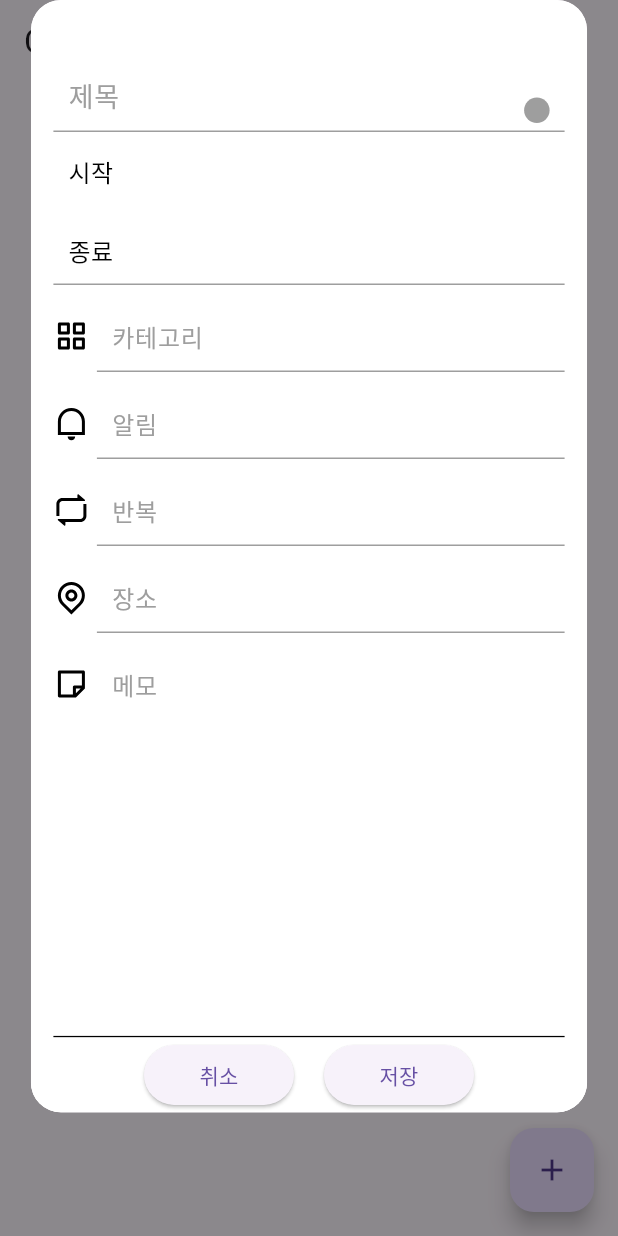
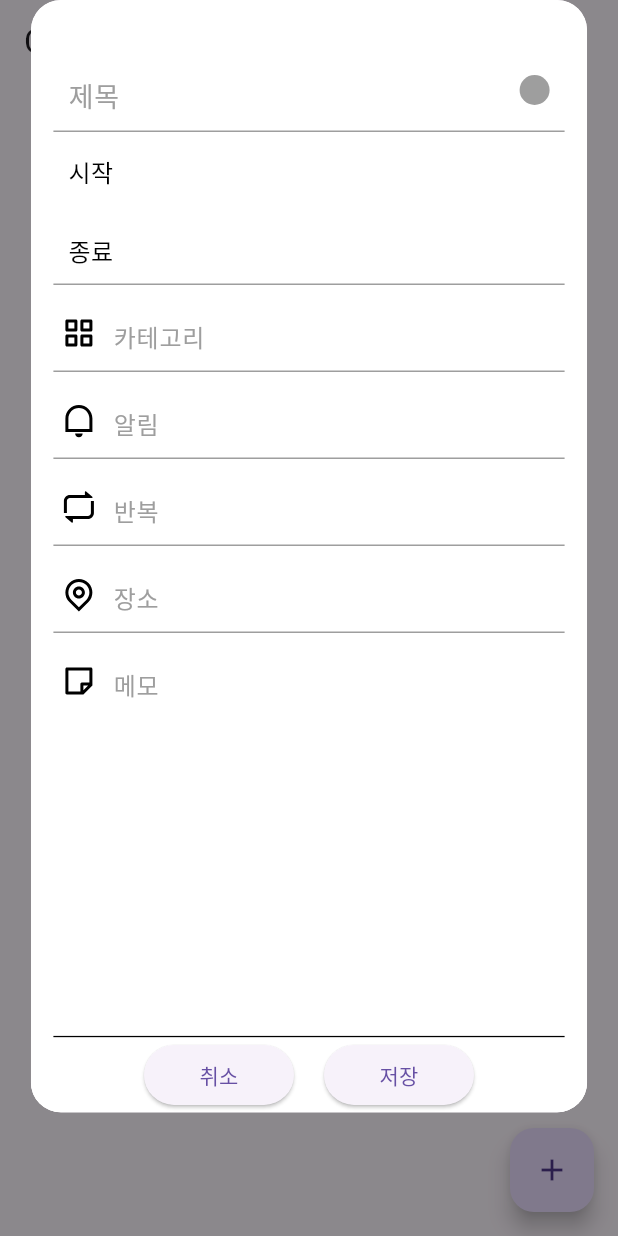
Before and after one commit to Bogamie/Group_Project, a Flutter app: the screen it shows after launch, after a tap on the "add" icon, on a phone screen of 412 x 824 dp. Run offline on Flutter 3.47's test engine with Material 3 defaults, Android fonts, the phone set to English and light mode, and no system bars; our stand-ins replace flutter_svg.

Commit message:
Feat : Implemented a color selection overlay button
Implemented only the color selection overlay button. The color selection functionality is still temporary.

```diff
--- a/lib/main.dart
+++ b/lib/main.dart
@@ -14,7 +14,14 @@ class MyApp extends StatelessWidget {
   }
 }
 
-class HomeScreen extends StatelessWidget {
+class HomeScreen extends StatefulWidget {
+  @override
+  _HomeScreenState createState() => _HomeScreenState();
+}
+
+class _HomeScreenState extends State<HomeScreen> {
+  Color _fabColor = Colors.grey;
+
   void _showOverlay(BuildContext context) {
     showGeneralDialog(
       context: context,
@@ -22,7 +29,7 @@ class HomeScreen extends StatelessWidget {
       barrierLabel: MaterialLocalizations.of(context).modalBarrierDismissLabel,
       barrierColor: Colors.black45,
       transitionDuration: const Duration(milliseconds: 200),
-      pageBuilder: (BuildContext buildContext, Animation animation, Animation secondaryAnimation) {
+      pageBuilder: (BuildContext buildContext, Animation<double> animation, Animation<double> secondaryAnimation) {
         double width = MediaQuery.of(context).size.width * 0.90; // 화면 너비의 90%
         double height = MediaQuery.of(context).size.height * 0.90; // 화면 높이의 90%
         double statusBarHeight = MediaQuery.of(context).padding.top; // 상태바 높이
@@ -70,18 +77,19 @@ class HomeScreen extends StatelessWidget {
                                           ),
                                         ),
                                         Positioned(
-                                          right: 10, // 왼쪽으로 약간 이동
-                                          top: 25, // 버튼의 위치를 약간 아래로 내림
+                                          right: 10, // 오른쪽으로 약간 이동
+                                          top: 10, // 상단으로 약간 이동
                                           child: GestureDetector(
                                             onTap: () {
                                               // 나중에 색상 선택 오버레이 구현
+                                              _showColorPickerOverlay(context);
                                             },
                                             child: Container(
-                                              width: 17,
-                                              height: 17,
+                                              width: 20, // 작은 원형 버튼 크기
+                                              height: 20, // 작은 원형 버튼 크기
                                               decoration: BoxDecoration(
+                                                color: _fabColor,
                                                 shape: BoxShape.circle,
-                                                color: Colors.grey, // 기본 색상 설정
                                               ),
                                             ),
                                           ),
@@ -117,21 +125,13 @@ class HomeScreen extends StatelessWidget {
                                       ),
                                     ),
                                     SizedBox(height: 10), // 요소 간의 간격
-                                    Row(
+                                    Stack(
                                       children: [
-                                        SvgPicture.asset(
-                                          'assets/icons/category.svg', // SVG 파일 경로
-                                          color: Colors.black, // 아이콘 색상을 검은색으로 설정
-                                          width: 24,
-                                          height: 24,
-                                        ),
-                                        SizedBox(width: 5), // 간격을 줄임
-                                        Expanded(
-                                          child: TextField(
+                                        TextField(
                                           decoration: InputDecoration(
                                             hintText: '카테고리',
                                             hintStyle: TextStyle(color: Colors.grey, fontSize: 16.0), // 텍스트 크기 변경
-                                              contentPadding: EdgeInsets.only(left: 10.0), // 오른쪽으로 이동
+                                            contentPadding: EdgeInsets.only(left: 40.0), // 오른쪽으로 이동
                                             enabledBorder: UnderlineInputBorder(
                                               borderSide: BorderSide(color: Colors.grey),
                                             ),
@@ -140,25 +140,26 @@ class HomeScreen extends StatelessWidget {
                                             ),
                                           ),
                                         ),
+                                        Positioned(
+                                          left: 5, // 오른쪽으로 이동
+                                          top: 10, // 아이콘의 위치를 적절히 조정
+                                          child: SvgPicture.asset(
+                                            'assets/icons/category.svg', // SVG 파일 경로
+                                            color: Colors.black, // 아이콘 색상을 검은색으로 설정
+                                            width: 24,
+                                            height: 24,
+                                          ),
                                         ),
                                       ],
                                     ),
                                     SizedBox(height: 10), // 요소 간의 간격
-                                    Row(
+                                    Stack(
                                       children: [
-                                        SvgPicture.asset(
-                                          'assets/icons/alarm.svg', // SVG 파일 경로
-                                          color: Colors.black, // 아이콘 색상을 검은색으로 설정
-                                          width: 24,
-                                          height: 24,
-                                        ),
-                                        SizedBox(width: 5), // 간격을 줄임
-                                        Expanded(
-                                          child: TextField(
+                                        TextField(
                                           decoration: InputDecoration(
                                             hintText: '알림',
                                             hintStyle: TextStyle(color: Colors.grey, fontSize: 16.0), // 텍스트 크기 변경
-                                              contentPadding: EdgeInsets.only(left: 10.0), // 오른쪽으로 이동
+                                            contentPadding: EdgeInsets.only(left: 40.0), // 오른쪽으로 이동
                                             enabledBorder: UnderlineInputBorder(
                                               borderSide: BorderSide(color: Colors.grey),
                                             ),
@@ -167,25 +168,26 @@ class HomeScreen extends StatelessWidget {
                                             ),
                                           ),
                                         ),
+                                        Positioned(
+                                          left: 5, // 오른쪽으로 이동
+                                          top: 10, // 아이콘의 위치를 적절히 조정
+                                          child: SvgPicture.asset(
+                                            'assets/icons/alarm.svg', // SVG 파일 경로
+                                            color: Colors.black, // 아이콘 색상을 검은색으로 설정
+                                            width: 24,
+                                            height: 24,
+                                          ),
                                         ),
                                       ],
                                     ),
                                     SizedBox(height: 10), // 요소 간의 간격
-                                    Row(
+                                    Stack(
                                       children: [
-                                        SvgPicture.asset(
-                                          'assets/icons/repeat.svg', // SVG 파일 경로
-                                          color: Colors.black, // 아이콘 색상을 검은색으로 설정
-                                          width: 24,
-                                          height: 24,
-                                        ),
-                                        SizedBox(width: 5), // 간격을 줄임
-                                        Expanded(
-                                          child: TextField(
+                                        TextField(
                                           decoration: InputDecoration(
                                             hintText: '반복',
                                             hintStyle: TextStyle(color: Colors.grey, fontSize: 16.0), // 텍스트 크기 변경
-                                              contentPadding: EdgeInsets.only(left: 10.0), // 오른쪽으로 이동
+                                            contentPadding: EdgeInsets.only(left: 40.0), // 오른쪽으로 이동
                                             enabledBorder: UnderlineInputBorder(
                                               borderSide: BorderSide(color: Colors.grey),
                                             ),
@@ -194,25 +196,26 @@ class HomeScreen extends StatelessWidget {
                                             ),
                                           ),
                                         ),
+                                        Positioned(
+                                          left: 5, // 오른쪽으로 이동
+                                          top: 10, // 아이콘의 위치를 적절히 조정
+                                          child: SvgPicture.asset(
+                                            'assets/icons/repeat.svg', // SVG 파일 경로
+                                            color: Colors.black, // 아이콘 색상을 검은색으로 설정
+                                            width: 24,
+                                            height: 24,
+                                          ),
                                         ),
                                       ],
                                     ),
                                     SizedBox(height: 10), // 요소 간의 간격
-                                    Row(
+                                    Stack(
                                       children: [
-                                        SvgPicture.asset(
-                                          'assets/icons/place.svg', // SVG 파일 경로
-                                          color: Colors.black, // 아이콘 색상을 검은색으로 설정
-                                          width: 24,
-                                          height: 24,
-                                        ),
-                                        SizedBox(width: 5), // 간격을 줄임
-                                        Expanded(
-                                          child: TextField(
+                                        TextField(
                                           decoration: InputDecoration(
                                             hintText: '장소',
                                             hintStyle: TextStyle(color: Colors.grey, fontSize: 16.0), // 텍스트 크기 변경
-                                              contentPadding: EdgeInsets.only(left: 10.0), // 오른쪽으로 이동
+                                            contentPadding: EdgeInsets.only(left: 40.0), // 오른쪽으로 이동
                                             enabledBorder: UnderlineInputBorder(
                                               borderSide: BorderSide(color: Colors.grey),
                                             ),
@@ -221,28 +224,38 @@ class HomeScreen extends StatelessWidget {
                                             ),
                                           ),
                                         ),
+                                        Positioned(
+                                          left: 5, // 오른쪽으로 이동
+                                          top: 10, // 아이콘의 위치를 적절히 조정
+                                          child: SvgPicture.asset(
+                                            'assets/icons/place.svg', // SVG 파일 경로
+                                            color: Colors.black, // 아이콘 색상을 검은색으로 설정
+                                            width: 24,
+                                            height: 24,
+                                          ),
                                         ),
                                       ],
                                     ),
                                     SizedBox(height: 10), // 요소 간의 간격
-                                    Row(
+                                    Stack(
                                       children: [
-                                        SvgPicture.asset(
+                                        TextField(
+                                          decoration: InputDecoration(
+                                            hintText: '메모',
+                                            hintStyle: TextStyle(color: Colors.grey, fontSize: 16.0), // 텍스트 크기 변경
+                                            contentPadding: EdgeInsets.only(left: 40.0), // 오른쪽으로 이동
+                                            enabledBorder: InputBorder.none,
+                                            focusedBorder: InputBorder.none,
+                                          ),
+                                        ),
+                                        Positioned(
+                                          left: 5, // 오른쪽으로 이동
+                                          top: 10, // 아이콘의 위치를 적절히 조정
+                                          child: SvgPicture.asset(
                                             'assets/icons/memo.svg', // SVG 파일 경로
                                             color: Colors.black, // 아이콘 색상을 검은색으로 설정
                                             width: 24,
                                             height: 24,
-                                        ),
-                                        SizedBox(width: 5), // 간격을 줄임
-                                        Expanded(
-                                          child: TextField(
-                                            decoration: InputDecoration(
-                                              hintText: '메모',
-                                              hintStyle: TextStyle(color: Colors.grey, fontSize: 16.0), // 텍스트 크기 변경
-                                              contentPadding: EdgeInsets.only(left: 10.0), // 오른쪽으로 이동
-                                              enabledBorder: InputBorder.none,
-                                              focusedBorder: InputBorder.none,
-                                            ),
                                           ),
                                         ),
                                       ],
@@ -303,6 +316,51 @@ class HomeScreen extends StatelessWidget {
     );
   }
 
+  void _showColorPickerOverlay(BuildContext context) {
+    // 색상 선택 오버레이를 표시하는 코드 추가
+    showModalBottomSheet(
+      context: context,
+      builder: (context) {
+        return Container(
+          height: 200,
+          child: GridView.count(
+            crossAxisCount: 5,
+            children: [
+              _buildColorOption(context, Colors.red),
+              _buildColorOption(context, Colors.green),
+              _buildColorOption(context, Colors.blue),
+              _buildColorOption(context, Colors.yellow),
+              _buildColorOption(context, Colors.orange),
+              _buildColorOption(context, Colors.purple),
+              _buildColorOption(context, Colors.pink),
+              _buildColorOption(context, Colors.brown),
+              _buildColorOption(context, Colors.cyan),
+              _buildColorOption(context, Colors.lime),
+            ],
+          ),
+        );
+      },
+    );
+  }
+
+  Widget _buildColorOption(BuildContext context, Color color) {
+    return GestureDetector(
+      onTap: () {
+        setState(() {
+          _fabColor = color;
+        });
+        Navigator.pop(context);
+      },
+      child: Container(
+        margin: EdgeInsets.all(8.0),
+        decoration: BoxDecoration(
+          color: color,
+          shape: BoxShape.circle,
+        ),
+      ),
+    );
+  }
+
   @override
   Widget build(BuildContext context) {
     return Scaffold(
```
Lines whose indentation alone changed are shown as unchanged.
